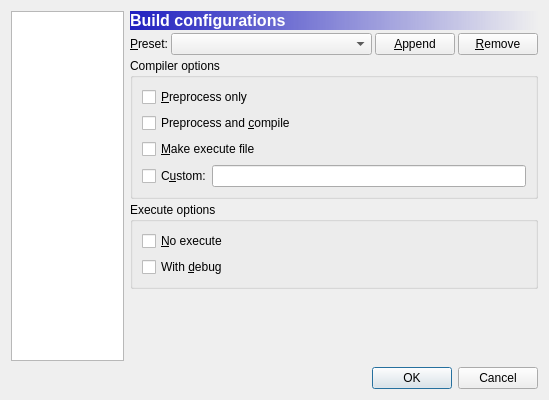
First picture: the form in hspide/configdialog.ui, repository sharkpp/hspide, before the edit.
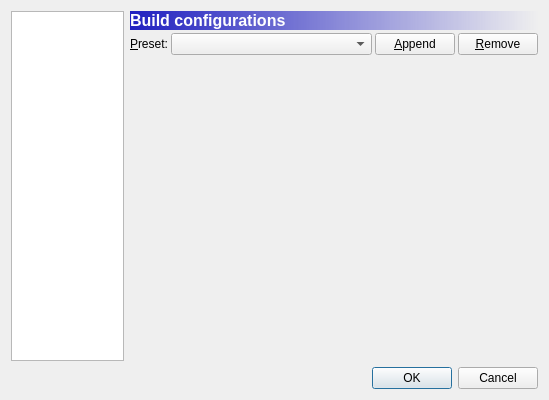
Second picture: the form after the edit. Icons and pictures are not drawn. Custom widgets are drawn as their Qt base class.

Commit message: ビルド構成のUiを設定画面から独立させた

The edit to the form file:
```diff
--- a/hspide/configdialog.ui
+++ b/hspide/configdialog.ui
@@ -269,100 +269,15 @@
           </layout>
          </item>
          <item>
-          <widget class="QGroupBox" name="buildConfigurationsCompilerOptionsGroup">
+          <widget class="BuildConfigurationsPage" name="buildConfigurationsPageContents" native="true">
            <property name="sizePolicy">
-            <sizepolicy hsizetype="Preferred" vsizetype="Maximum">
+            <sizepolicy hsizetype="Preferred" vsizetype="Expanding">
              <horstretch>0</horstretch>
              <verstretch>0</verstretch>
             </sizepolicy>
            </property>
-           <property name="title">
-            <string>Compiler options</string>
-           </property>
-           <layout class="QVBoxLayout" name="verticalLayout_13">
-            <item>
-             <widget class="QCheckBox" name="buildConfigurationsPreprocessOnly">
-              <property name="text">
-               <string>&amp;Preprocess only</string>
-              </property>
-             </widget>
-            </item>
-            <item>
-             <widget class="QCheckBox" name="buildConfigurationsCompile">
-              <property name="text">
-               <string>Preprocess and &amp;compile</string>
-              </property>
-             </widget>
-            </item>
-            <item>
-             <widget class="QCheckBox" name="buildConfigurationsMakeExecuteFile">
-              <property name="text">
-               <string>&amp;Make execute file</string>
-              </property>
-             </widget>
-            </item>
-            <item>
-             <layout class="QHBoxLayout" name="horizontalLayout_11">
-              <property name="spacing">
-               <number>0</number>
-              </property>
-              <item>
-               <widget class="QCheckBox" name="buildConfigurationsCustomCompilerOption">
-                <property name="text">
-                 <string>C&amp;ustom:</string>
-                </property>
-               </widget>
-              </item>
-              <item>
-               <widget class="QLineEdit" name="buildConfigurationsCompilerOption"/>
-              </item>
-             </layout>
-            </item>
-           </layout>
           </widget>
          </item>
-         <item>
-          <widget class="QGroupBox" name="buildConfigurationsExecuteOptionsGroup">
-           <property name="sizePolicy">
-            <sizepolicy hsizetype="Preferred" vsizetype="Maximum">
-             <horstretch>0</horstretch>
-             <verstretch>0</verstretch>
-            </sizepolicy>
-           </property>
-           <property name="title">
-            <string>Execute options</string>
-           </property>
-           <layout class="QVBoxLayout" name="verticalLayout_15">
-            <item>
-             <widget class="QCheckBox" name="buildConfigurationsNoExecute">
-              <property name="text">
-               <string>&amp;No execute</string>
-              </property>
-             </widget>
-            </item>
-            <item>
-             <widget class="QCheckBox" name="buildConfigurationsWithDebug">
-              <property name="text">
-               <string>With &amp;debug</string>
-              </property>
-             </widget>
-            </item>
-           </layout>
-          </widget>
-         </item>
-         <item>
-          <spacer name="verticalSpacer_8">
-           <property name="orientation">
-            <enum>Qt::Vertical</enum>
-           </property>
-           <property name="sizeHint" stdset="0">
-            <size>
-             <width>20</width>
-             <height>40</height>
-            </size>
-           </property>
-          </spacer>
-         </item>
         </layout>
        </widget>
        <widget class="QWidget" name="editorGeneralPage">
@@ -1466,6 +1381,14 @@
    </item>
   </layout>
  </widget>
+ <customwidgets>
+  <customwidget>
+   <class>BuildConfigurationsPage</class>
+   <extends>QWidget</extends>
+   <header>buildconfigurationspage.h</header>
+   <container>1</container>
+  </customwidget>
+ </customwidgets>
  <tabstops>
   <tabstop>category</tabstop>
   <tabstop>installDirectoryPath</tabstop>
```
The commit also changes 5 other files.
